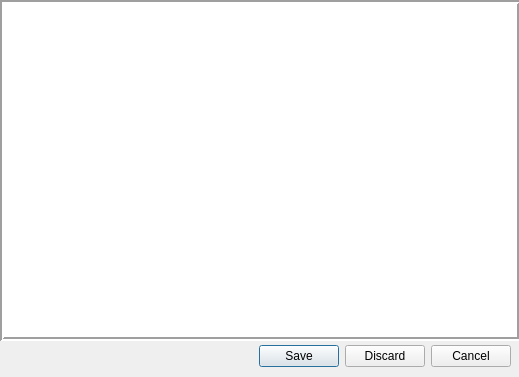
alcatrazproduction/Sagrave, file modal_pref.ui: the form before one commit.
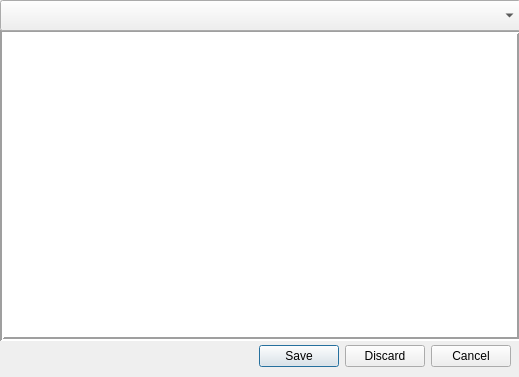
The form after the commit.

Patch:
```diff
--- a/modal_pref.ui
+++ b/modal_pref.ui
@@ -67,9 +67,9 @@
    <property name="geometry">
     <rect>
      <x>0</x>
-     <y>0</y>
+     <y>30</y>
      <width>521</width>
-     <height>341</height>
+     <height>311</height>
     </rect>
    </property>
    <property name="mouseTracking">
@@ -123,6 +123,22 @@
    <column/>
    <column/>
   </widget>
+  <widget class="QComboBox" name="menu">
+   <property name="geometry">
+    <rect>
+     <x>0</x>
+     <y>0</y>
+     <width>521</width>
+     <height>31</height>
+    </rect>
+   </property>
+   <property name="sizePolicy">
+    <sizepolicy hsizetype="Maximum" vsizetype="Fixed">
+     <horstretch>0</horstretch>
+     <verstretch>0</verstretch>
+    </sizepolicy>
+   </property>
+  </widget>
  </widget>
  <resources/>
  <connections>
```
